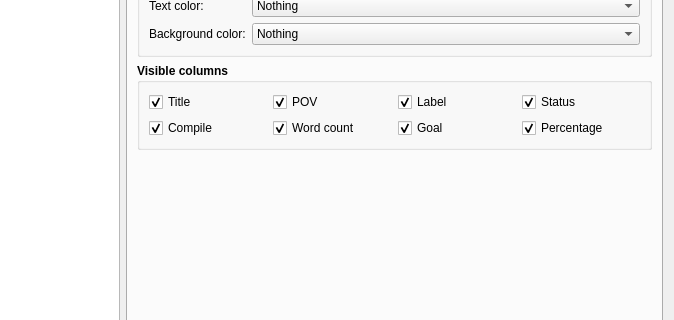
Qt form manuskript/ui/settings_ui.ui (Ostrock/manuskript) before a commit; both pictures show x 129 to 803 and y 128 to 448 of the 803 by 623 pixel window.
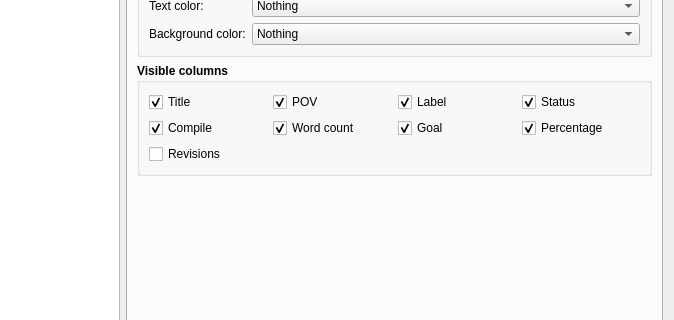
The same form after that commit. The open tabs and pages were chosen to show the change. Icons and pictures are not drawn.

Commit message: add snowflake for all itens in outline

```diff
--- a/manuskript/ui/settings_ui.ui
+++ b/manuskript/ui/settings_ui.ui
@@ -1630,6 +1630,21 @@
                 </property>
                </widget>
               </item>
+              <item row="5" column="0">
+               <widget class="QCheckBox" name="chkOutlineRevisions">
+                <property name="font">
+                 <font>
+                  <bold>false</bold>
+                 </font>
+                </property>
+                <property name="text">
+                 <string>Revisions</string>
+                </property>
+                <property name="checked">
+                 <bool>false</bool>
+                </property>
+               </widget>
+              </item>
              </layout>
             </widget>
            </item>
```
The commit also changes 11 other files.
